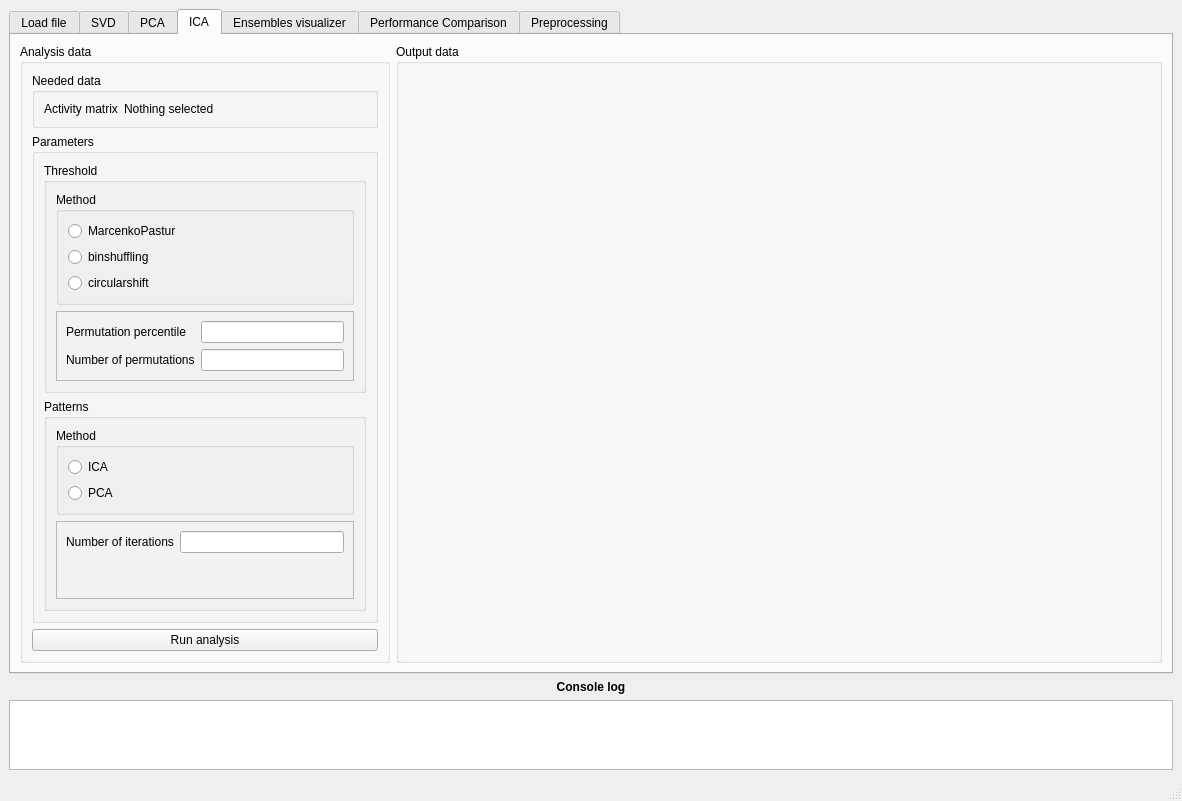
Qt form gui/MainWindow.ui (rivelco/ENCORE) before a commit.
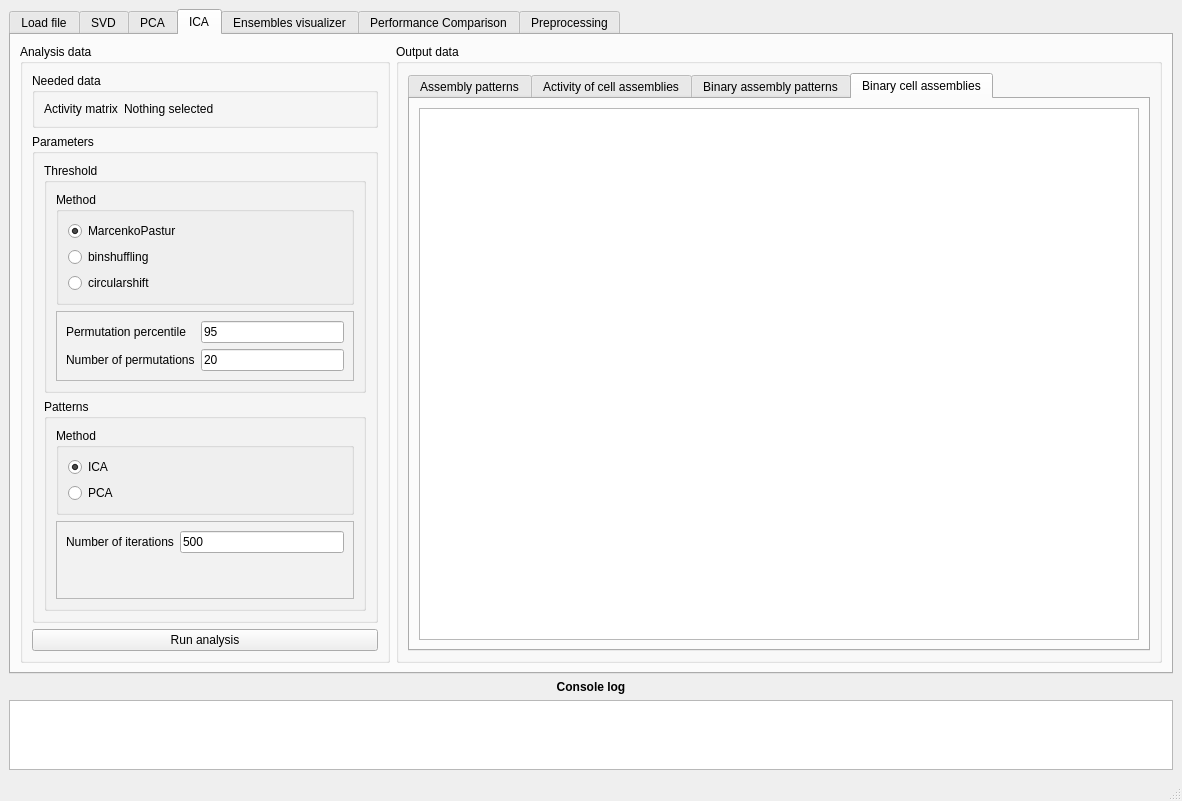
The same form after that commit. The open tabs and pages were chosen to show the change. Custom widgets are drawn as their Qt base class.

Commit message:
Progress with analysis and plots
More plots for performance comparission and other general advances

Patch:
```diff
--- a/gui/MainWindow.ui
+++ b/gui/MainWindow.ui
@@ -1389,6 +1389,9 @@
                       <property name="text">
                        <string>MarcenkoPastur</string>
                       </property>
+                      <property name="checked">
+                       <bool>true</bool>
+                      </property>
                      </widget>
                     </item>
                     <item>
@@ -1425,7 +1428,11 @@
                      </widget>
                     </item>
                     <item row="0" column="1">
-                     <widget class="QLineEdit" name="lineEdit"/>
+                     <widget class="QLineEdit" name="ica_edit_perpercentile">
+                      <property name="text">
+                       <string>95</string>
+                      </property>
+                     </widget>
                     </item>
                     <item row="1" column="0">
                      <widget class="QLabel" name="label_13">
@@ -1435,7 +1442,11 @@
                      </widget>
                     </item>
                     <item row="1" column="1">
-                     <widget class="QLineEdit" name="lineEdit_2"/>
+                     <widget class="QLineEdit" name="ica_edit_percant">
+                      <property name="text">
+                       <string>20</string>
+                      </property>
+                     </widget>
                     </item>
                    </layout>
                   </widget>
@@ -1460,6 +1471,9 @@
                       <property name="text">
                        <string>ICA</string>
                       </property>
+                      <property name="checked">
+                       <bool>true</bool>
+                      </property>
                      </widget>
                     </item>
                     <item>
@@ -1489,7 +1503,11 @@
                      </widget>
                     </item>
                     <item row="0" column="1">
-                     <widget class="QLineEdit" name="lineEdit_3"/>
+                     <widget class="QLineEdit" name="ica_edit_iterations">
+                      <property name="text">
+                       <string>500</string>
+                      </property>
+                     </widget>
                     </item>
                    </layout>
                   </widget>
@@ -1515,6 +1533,55 @@
           <property name="title">
            <string>Output data</string>
           </property>
+          <layout class="QVBoxLayout" name="verticalLayout_37">
+           <item>
+            <widget class="QTabWidget" name="tabWidget_5">
+             <property name="currentIndex">
+              <number>3</number>
+             </property>
+             <widget class="QWidget" name="tab_13">
+              <attribute name="title">
+               <string>Assembly patterns</string>
+              </attribute>
+              <layout class="QVBoxLayout" name="verticalLayout_38">
+               <item>
+                <widget class="MatplotlibWidget" name="ica_plot_assemblys"/>
+               </item>
+              </layout>
+             </widget>
+             <widget class="QWidget" name="tab_14">
+              <attribute name="title">
+               <string>Activity of cell assemblies</string>
+              </attribute>
+              <layout class="QVBoxLayout" name="verticalLayout_39">
+               <item>
+                <widget class="MatplotlibWidget" name="ica_plot_activity"/>
+               </item>
+              </layout>
+             </widget>
+             <widget class="QWidget" name="tab_33">
+              <attribute name="title">
+               <string>Binary assembly patterns</string>
+              </attribute>
+              <layout class="QVBoxLayout" name="verticalLayout_40">
+               <item>
+                <widget class="MatplotlibWidget" name="ica_plot_binary_patterns"/>
+               </item>
+              </layout>
+             </widget>
+             <widget class="QWidget" name="tab_34">
+              <attribute name="title">
+               <string>Binary cell assemblies</string>
+              </attribute>
+              <layout class="QVBoxLayout" name="verticalLayout_41">
+               <item>
+                <widget class="MatplotlibWidget" name="ica_plot_binary_assemblies"/>
+               </item>
+              </layout>
+             </widget>
+            </widget>
+           </item>
+          </layout>
          </widget>
         </item>
        </layout>
```
Left out of the diff: 89 changed lines with no effect on the pictures. The commit also changes 1 other file.
